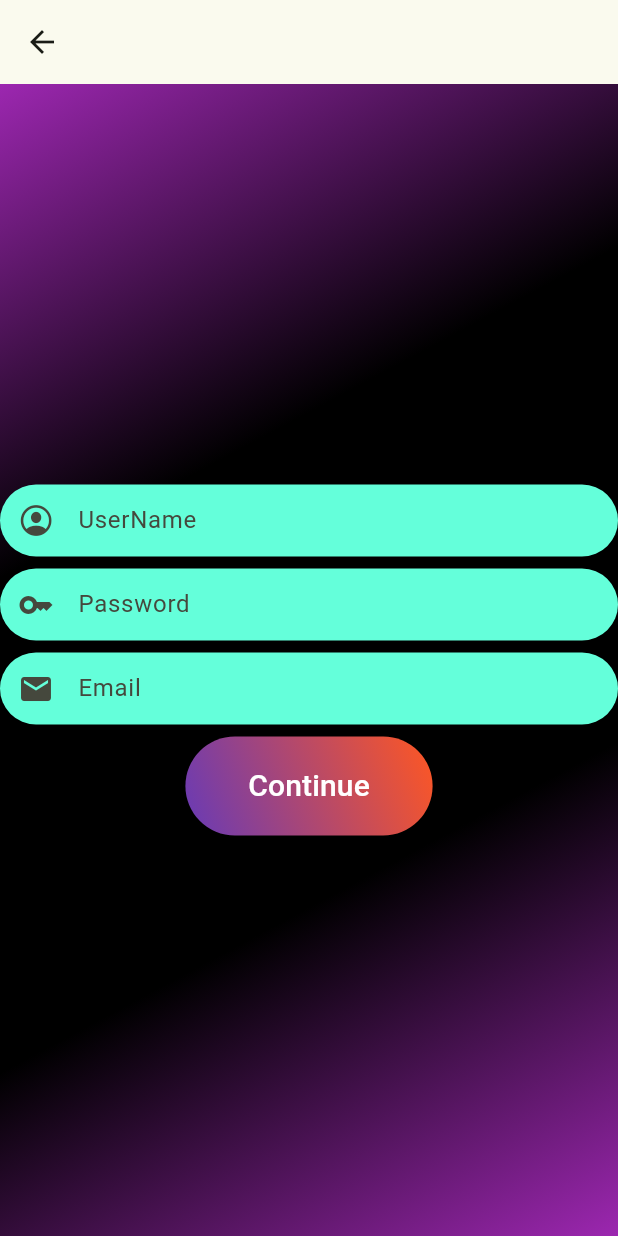
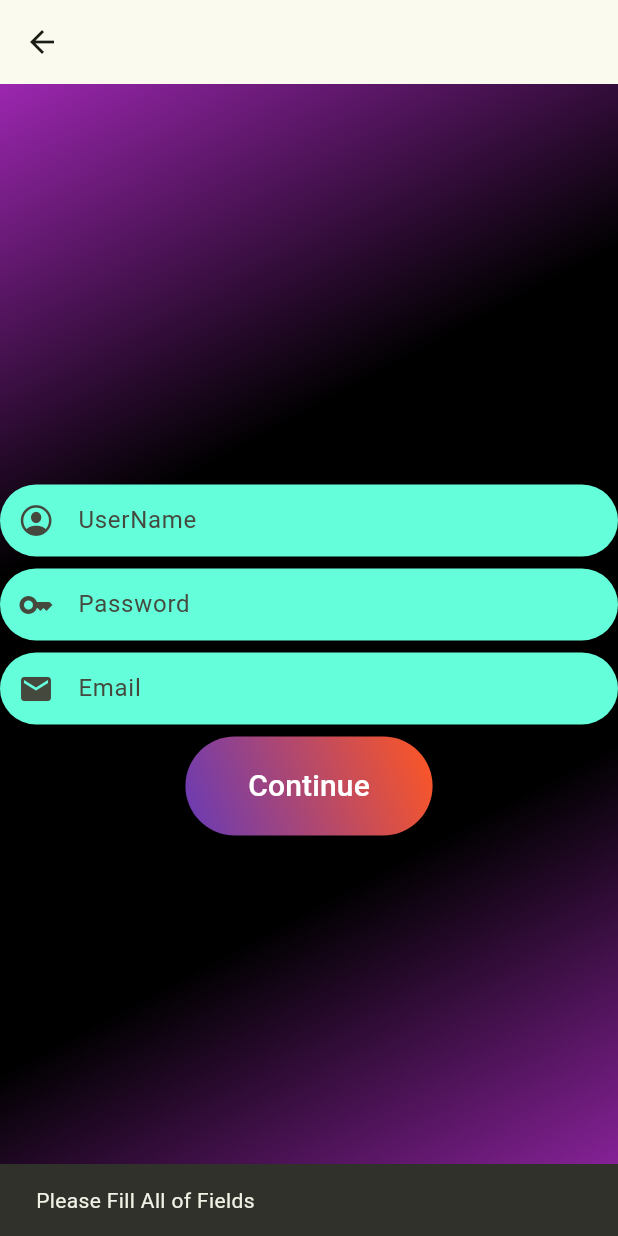
Before and after one commit to mjsafy/MJ-Romina-AP-Reddit-Project-, a Flutter app: the SignUp screen opened directly, after a tap on "Continue", on a phone screen of 412 x 824 dp. Run offline on Flutter 3.47's test engine with Material 2 defaults, Android fonts, the phone set to English and light mode, and no system bars.

Commit message:
signup and login empty fields bug fixed

```diff
--- a/lib/SignUp.dart
+++ b/lib/SignUp.dart
@@ -5,9 +5,9 @@ import 'package:reddit/User.dart';
 import 'Login.dart';
 
 class SignUp extends StatefulWidget {
-  final  Function createUser;
+  final Function createUser;
 
-  SignUp({Key key , this.createUser }) : super(key: key);
+  SignUp({Key key, this.createUser}) : super(key: key);
 
   @override
   State<SignUp> createState() => _SignUpState();
@@ -118,9 +118,18 @@ class _SignUpState extends State<SignUp> {
                         ])),
                 child: TextButton(
                     onPressed: () {
+                      if (userNameC.text.isEmpty ||
+                          passwordC.text.isEmpty ||
+                          emailC.text.isEmpty)
+                        ScaffoldMessenger.of(context).showSnackBar(
+                          const SnackBar(
+                            content: Text('Please Fill All of Fields'),
+                          ),
+                        );
+                      else {
                         String userName = userNameC.text;
                         String password = passwordC.text;
-                  String email =  emailC.text;
+                        String email = emailC.text;
                         User user = User(userName, password, email);
                         widget.createUser(user);
                         userNameC.clear();
@@ -129,6 +138,7 @@ class _SignUpState extends State<SignUp> {
                         Navigator.push(context, MaterialPageRoute(builder: (_) {
                           return Login(user: user);
                         }));
+                      }
                     },
                     child: Text(
                       "Continue",
```
Also changed, not shown: lib/Login.dart (+13 -4 lines). Lines whose indentation alone changed are shown as unchanged.
